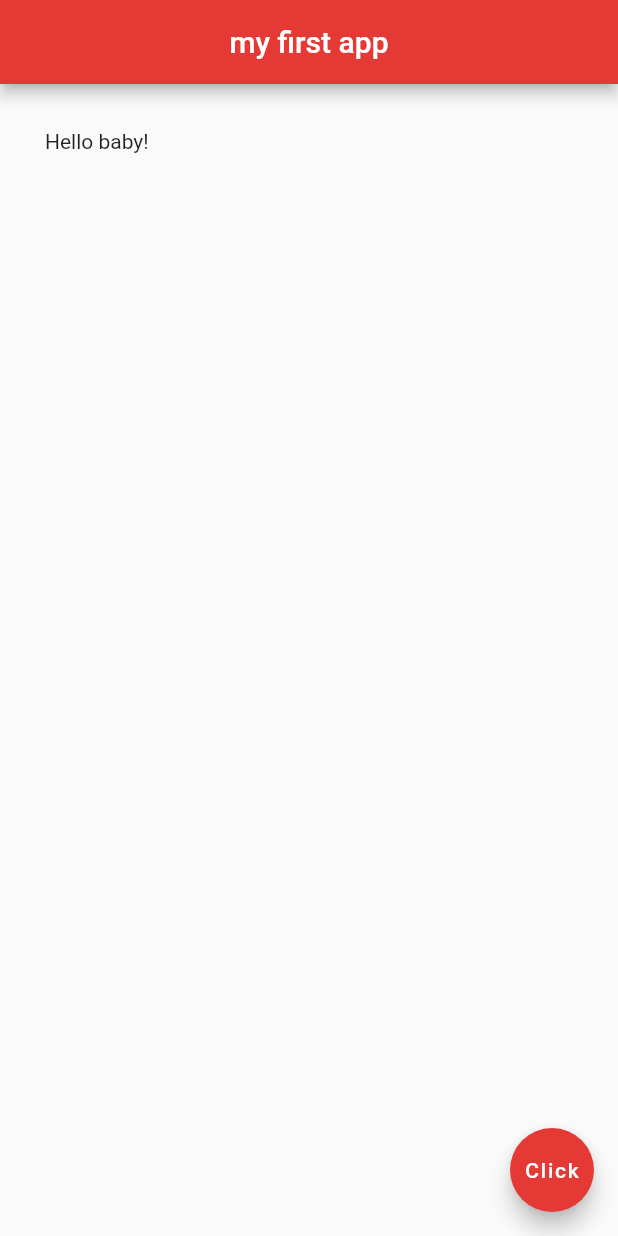
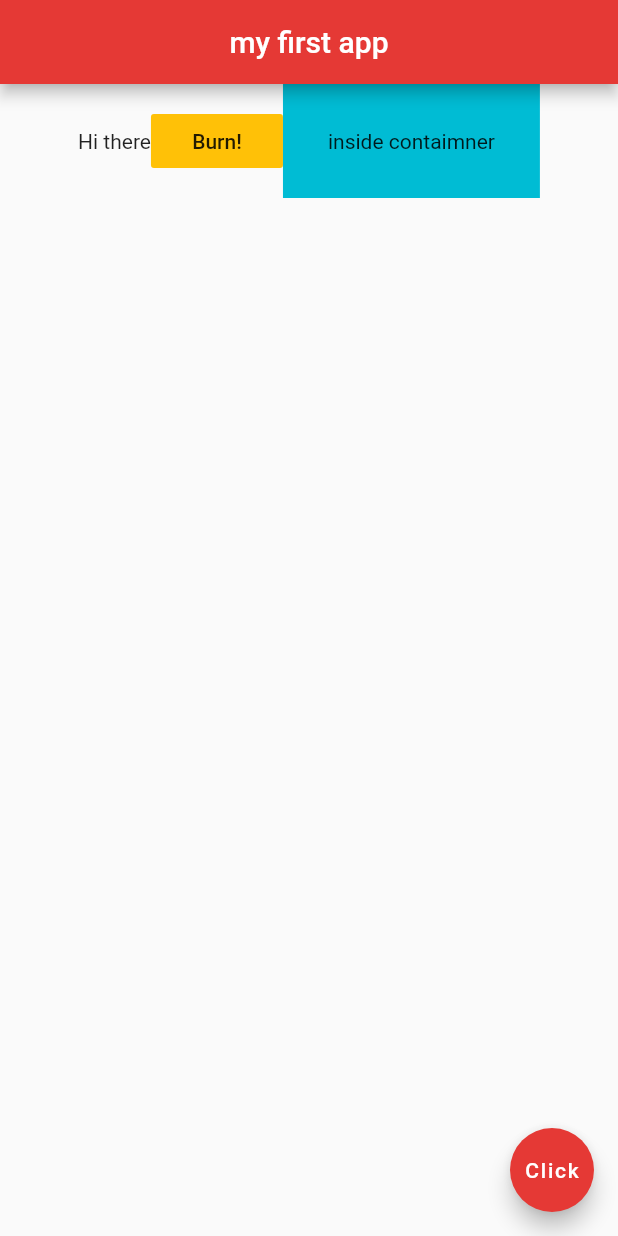
Before and after one commit to SimonB87/flutter-app, a Flutter app: the screen it shows after launch, on a phone screen of 412 x 824 dp. Run offline on Flutter 3.47's test engine with Material 2 defaults, Android fonts, the phone set to English and light mode, and no system bars.

Commit message:
using row with 3 widgets and alignt to center

```diff
--- a/lib/main.dart
+++ b/lib/main.dart
@@ -14,9 +14,21 @@ class Home extends StatelessWidget {
         centerTitle: true,
         backgroundColor: Colors.red[600],
       ),
-      body: Padding(
-        padding: EdgeInsets.all(30),
-        child: Text("Hello baby!"),
+      body: Row(
+        mainAxisAlignment: MainAxisAlignment.center,
+        children: <Widget>[
+          Text("Hi there"),
+          FlatButton(
+            onPressed: () {},
+            color: Colors.amber,
+            child: Text("Burn!"),
+          ),
+          Container(
+            color: Colors.cyan,
+            padding: EdgeInsets.all(30.0),
+            child: Text("inside contaimner"),
+          )
+        ],
       ),
       floatingActionButton: FloatingActionButton(
         onPressed: () {},
```
